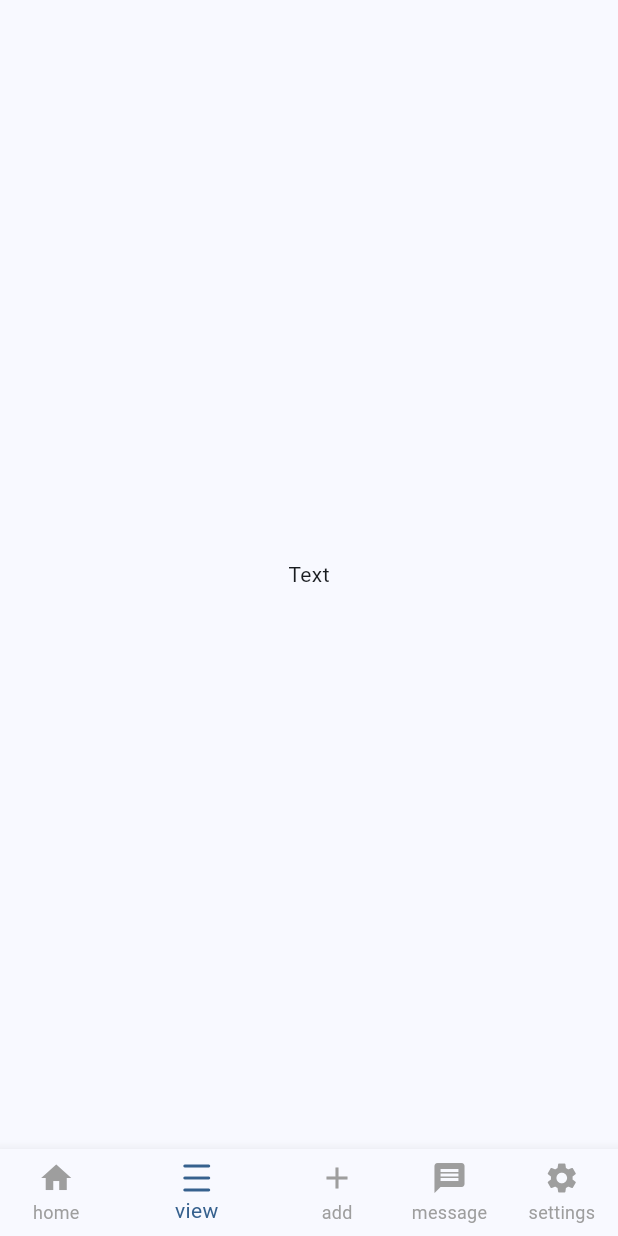
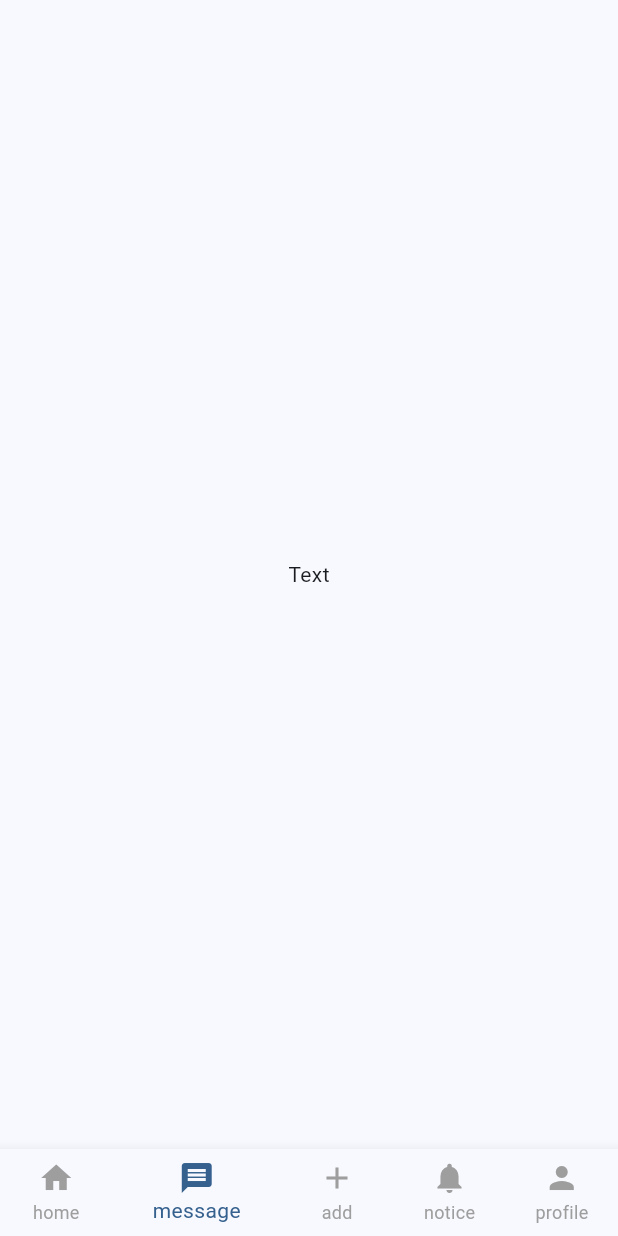
Before and after one commit to IDKOS1/markers_project, a Flutter app: the screen it shows after launch, item 2 of the bottom bar chosen, on a phone screen of 412 x 824 dp. Run offline on Flutter 3.47's test engine with Material 2 defaults, Android fonts, the phone set to English and light mode, and no system bars; our stand-ins replace geolocator, google_maps_flutter.

Commit message:
navigator_bar 내용 수정

```diff
--- a/lib/Screen/bottom_navigator_bar.dart
+++ b/lib/Screen/bottom_navigator_bar.dart
@@ -31,21 +31,21 @@ class _NaviswipeStateState extends State<NaviswipeState> {
                   label: 'home'
               ),
               BottomNavigationBarItem(
-                  icon: Icon(Icons.density_medium_rounded),
-                  label: 'view'
+                  icon: Icon(Icons.message),
+                  label: 'message'
               ),
               BottomNavigationBarItem(
                   icon: Icon(Icons.add),
                   label: 'add'
               ),
               BottomNavigationBarItem(
-                  icon: Icon(Icons.message),
-                  label: 'message'
+                  icon: Icon(Icons.notifications),
+                  label: 'notice'
               ),
 
               BottomNavigationBarItem(
-                  icon: Icon(Icons.settings),
-                  label: 'settings'
+                  icon: Icon(Icons.person),
+                  label: 'profile'
               ),
             ],
             // 선택된 index 색상
```
